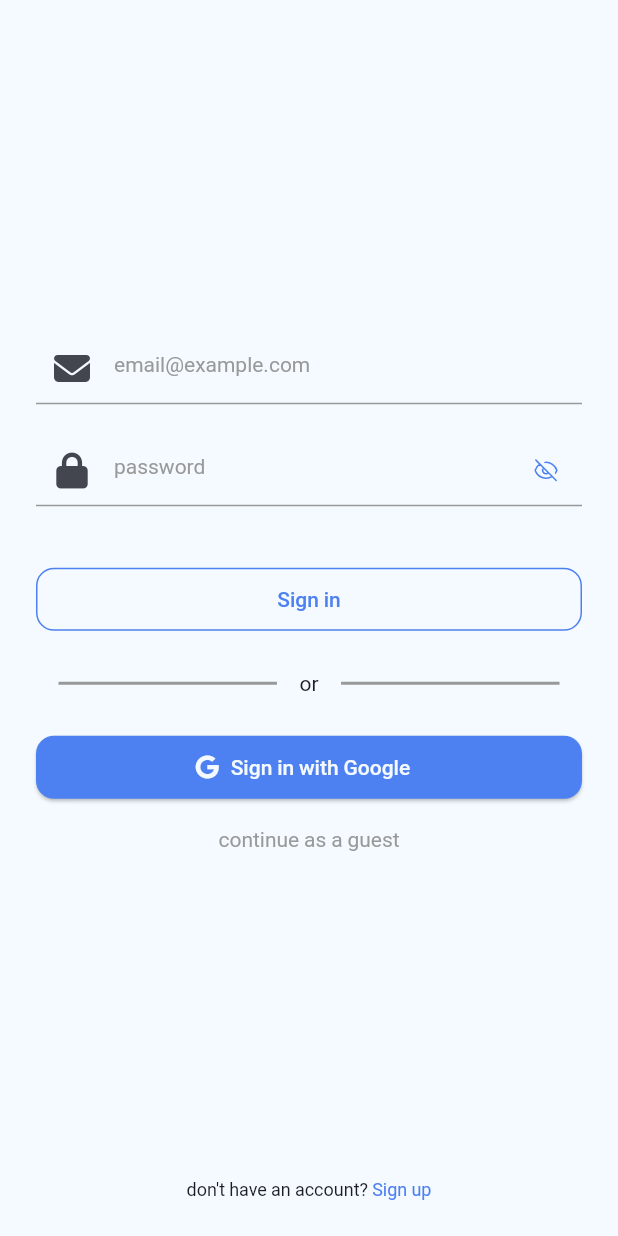
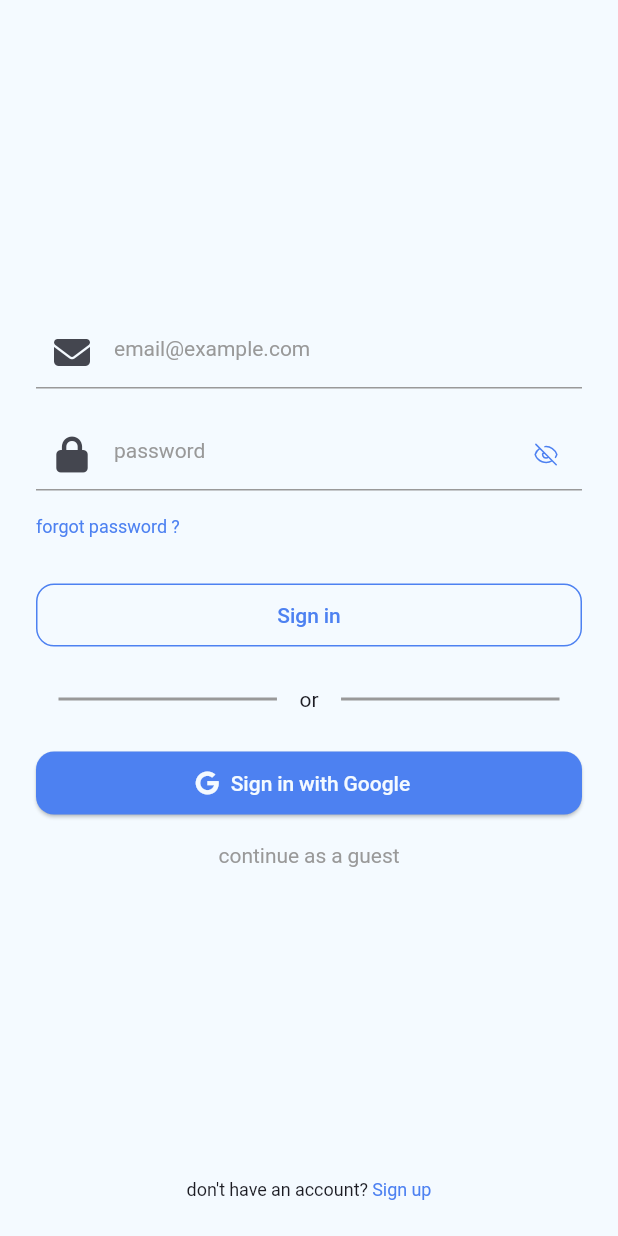
Before and after one commit to lulzshadowwalker/salmon, a Flutter app: the SignIn screen opened by its route, on a phone screen of 412 x 824 dp. Run offline on Flutter 3.47's test engine with Material 2 defaults, Android fonts, the light colour scheme and no system bars; our stand-ins replace animated_text_kit, cached_network_image, cloud_firestore, easy_stepper, file_picker, firebase_auth and 25 more; missing offline and left inert: dash_flags, detectable_text_field, lazy_load_indexed_stack, photo_manager, search_page, stream_chat_flutter and 1 more; accounts and stored records are empty; generated files the repository leaves out were written again.

Commit message:
password reset on sign in

```diff
--- a/lib/controllers/notifs/notifs_controller.dart
+++ b/lib/controllers/notifs/notifs_controller.dart
@@ -270,7 +270,7 @@ local push notification has been shown
     try {
       final user = await ref.read(currentUserProvider.future);
 
-      final isSubbed = user.topics?.contains(topic) ?? false;
+      final isSubbed = user?.topics?.contains(topic) ?? false;
 
       _log.v('''
 topic ($topic) subscription status check: $isSubbed
--- a/lib/controllers/users/users_controller.dart
+++ b/lib/controllers/users/users_controller.dart
@@ -72,7 +72,7 @@ registered new user with details:
   Stream<SalmonUser> get currentUserData {
     final uid = ref.read(a12nProvider).userId;
     final isGuest = ref.read(a12nProvider).isGuest;
-    if (uid == null || isGuest) return const Stream.empty();
+    if (uid == null || isGuest) return Stream.value(SalmonUser());
 
     return _db
         .collection('users')
--- a/lib/l10n/salmon_ar.arb
+++ b/lib/l10n/salmon_ar.arb
@@ -43,6 +43,7 @@
     "language": "اللغة",
     "darkMode": "الوضع الداكن",
     "resetPassword": "إعادة تعيين كلمة المرور",
+    "resetPasswordHeader": "إعادة تعيين كلمة المرور",
     "accountDetails": "تفاصيل الحساب",
     "confirmPassword": "تأكيد كلمة المرور",
     "infoHasBeenUpdated": "تم تحديث معلوماتك",
@@ -111,6 +112,9 @@
 "communityQuestion": "سؤال للمجتمع",
 "minutesAgo": "دقيقة مضت",
 "going": "ذاهب",
-"interested": "مهتم"
+"interested": "مهتم",
+ "enterEmailAndWeWillSendYouPasswordResetLink": "أدخل بريدك الإلكتروني وسنرسل لك رابط إعادة تعيين كلمة المرور",
+  "sendPasswordResetEmail": "إرسال رابط إعادة تعيين كلمة المرور",
+    "forgotPassword": "هل نسيت كلمة المرور ؟"
 
 }
--- a/lib/l10n/salmon_en.arb
+++ b/lib/l10n/salmon_en.arb
@@ -42,7 +42,8 @@
     "applicationSettings": "Application Settings",
     "language": "language",
     "darkMode": "Dark mode",
-    "resetPassword": "reset password",
+    "resetPassword": "Reset Password",
+    "resetPasswordHeader": "Reset\nPassword",
     "accountDetails": "Account Details",
     "confirmPassword": "Confirm password",
     "infoHasBeenUpdated": "your information has been updated",
@@ -111,5 +112,8 @@
     "communityQuestion": "Commnuity Question",
     "minutesAgo": "minutes ago",
     "going": "Going",
-    "interested": "interested"
+    "interested": "interested",
+    "enterEmailAndWeWillSendYouPasswordResetLink": "enter your email and we will send you a password reset link",
+    "sendPasswordResetEmail": "Send password reset email",
+    "forgotPassword": "forgot password ?"
 }
--- a/lib/views/auth/sign_in.dart
+++ b/lib/views/auth/sign_in.dart
@@ -1,7 +1,10 @@
+// ignore_for_file: use_build_context_synchronously
+
 import 'package:flutter/material.dart';
 import 'package:flutter_hooks/flutter_hooks.dart';
 import 'package:go_router/go_router.dart';
 import 'package:hooks_riverpod/hooks_riverpod.dart';
+import 'package:salmon/helpers/salmon_extensions.dart';
 import 'package:salmon/l10n/l10n_imports.dart';
 import 'package:salmon/router/salmon_routes.dart';
 import 'package:salmon/views/auth/components/google_auth_button.dart';
@@ -12,10 +15,12 @@ import 'package:salmon/views/shared/salmon_password_field/salmon_password_field.
 import 'package:salmon/views/shared/salmon_rich_text_button/salmon_rich_text_button.dart';
 import 'package:salmon/views/shared/salmon_single_child_scroll_view/salmon_single_child_scroll_view.dart';
 import 'package:salmon/views/shared/salmon_unfocusable_wrapper/salmon_unfocusable_wrapper.dart';
+
 import '../../models/enums/auth_type.dart';
 import '../../providers/a12n/a12n_provider.dart';
 import '../../providers/salmon_user_credentials/salmon_user_credentials_provider.dart';
 import '../shared/salmon_divider/salmon_divider.dart';
+import 'components/password_reset.dart';
 
 class SignIn extends StatefulHookConsumerWidget {
   const SignIn({super.key});
@@ -64,7 +69,29 @@ class _SignInState extends ConsumerState<SignIn> {
                             ),
                           );
                     }),
-                    const SizedBox(height: 38),
+                    const SizedBox(height: 16),
+                    Align(
+                      alignment: AlignmentDirectional.centerStart,
+                      child: GestureDetector(
+                        onTap: () {
+                          showModalBottomSheet(
+                            context: context,
+                            backgroundColor:
+                                context.theme.scaffoldBackgroundColor,
+                            builder: (context) => const PasswordReset(),
+                            elevation: 0,
+                            constraints: const BoxConstraints(maxWidth: 500),
+                          );
+                        },
+                        child: Text(
+                          context.sl.forgotPassword,
+                          style: context.textTheme.bodySmall?.copyWith(
+                            color: context.cs.primary,
+                          ),
+                        ),
+                      ),
+                    ),
+                    const SizedBox(height: 28),
                     isLoading.value
                         ? const SalmonLoadingIndicator()
                         : OutlinedButton(
--- a/lib/views/settings/comps/account_details.dart
+++ b/lib/views/settings/comps/account_details.dart
@@ -115,8 +115,9 @@ class _AccountDetailsState extends ConsumerState<AccountDetails> {
                   ),
                   const Spacer(),
                   Bounceable(
-                    onTap: () =>
-                        ref.read(a12nProvider).sendPasswordResetEmail(context),
+                    onTap: () => ref
+                        .read(a12nProvider)
+                        .sendPasswordResetEmail(context, user!.email!),
                     child: _SettingsOption(
                       margin: const EdgeInsets.only(bottom: 16),
                       title: Text(
--- a/lib/views/settings/comps/app_settings.dart
+++ b/lib/views/settings/comps/app_settings.dart
@@ -28,6 +28,7 @@ class _AppSettings extends HookConsumerWidget {
             borderRadius: BorderRadius.circular(10),
             underline: const SizedBox.shrink(),
             elevation: 4,
+            dropdownColor: context.theme.scaffoldBackgroundColor,
             items: List.generate(
               supportedLocales.length,
               (index) {
--- a/lib/views/settings/comps/notifs_details.dart
+++ b/lib/views/settings/comps/notifs_details.dart
@@ -16,7 +16,7 @@ class _NotifsDetailsState extends ConsumerState<NotifsDetails> {
 
     useEffect(() {
       ref.read(currentUserProvider).whenData(
-            (u) => _initialState = u.topics,
+            (u) => _initialState = u?.topics,
           );
 
       return null;
--- a/lib/views/shared/salmon_email_field/salmon_email_field.dart
+++ b/lib/views/shared/salmon_email_field/salmon_email_field.dart
@@ -27,7 +27,7 @@ class SalmonEmailField extends ConsumerWidget {
   @override
   Widget build(BuildContext context, WidgetRef ref) {
     return SalmonFormField(
-      key: fieldKey,
+      formFieldKey: fieldKey,
       controller: controller,
       initialValue: initialValue,
       onSaved: onSaved,
--- a/lib/views/shared/salmon_password_field/salmon_password_field.dart
+++ b/lib/views/shared/salmon_password_field/salmon_password_field.dart
@@ -29,7 +29,7 @@ class SalmonPasswordField extends HookConsumerWidget {
           (val) => val.length >= 8 ? null : SL.of(context).pickStrongPassword,
       onSaved: onSaved,
       prefixIcon: const Icon(FontAwesomeIcons.lock),
-      hintText: hintText ?? 'password',
+      hintText: hintText ?? context.sl.password,
       obscureText: isObscure,
       suffixIcon: IconButton(
         highlightColor: Colors.transparent,
```
Also changed, not shown: lib/controllers/a12n/a12n_controller.dart (+4 -3 lines), lib/providers/current_user/current_user_provider.dart (+6 -2 lines), lib/views/auth/components/password_reset.dart (added, +119 -0 lines).
